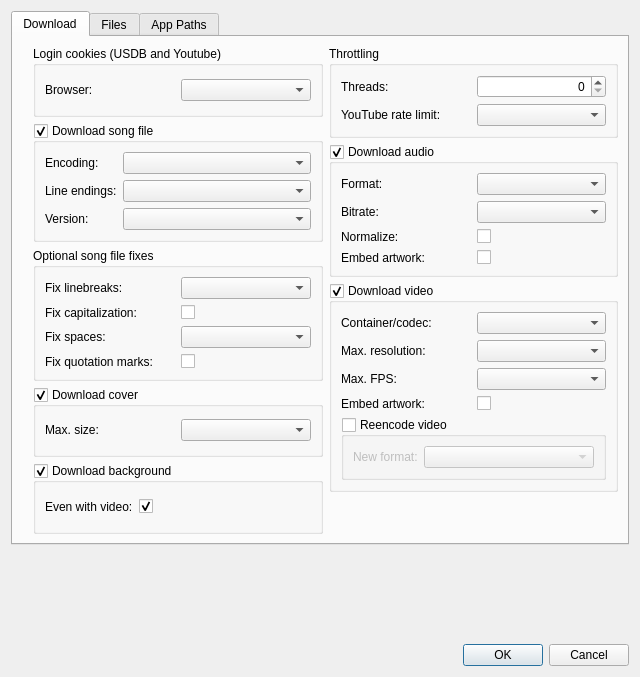
This is src/usdb_syncer/gui/forms/SettingsDialog.ui in bohning/usdb_syncer as Qt 5 draws it before an edit. The edited form follows.
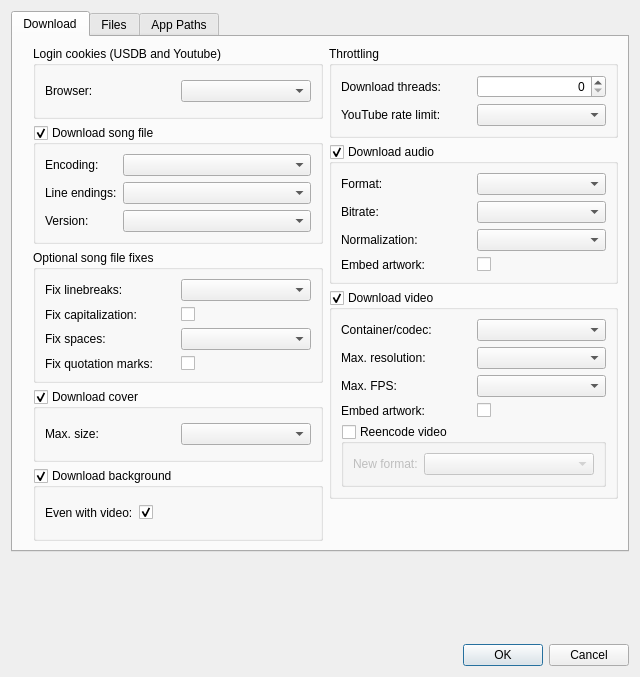
This is the edited form. Icons and pictures are not drawn.

Patch:
```diff
--- a/src/usdb_syncer/gui/forms/SettingsDialog.ui
+++ b/src/usdb_syncer/gui/forms/SettingsDialog.ui
@@ -304,7 +304,7 @@
             <item row="0" column="0">
              <widget class="QLabel" name="label_throttling_threads">
               <property name="text">
-               <string>Threads:</string>
+               <string>Download threads:</string>
               </property>
              </widget>
             </item>
@@ -342,13 +342,6 @@
             <bool>true</bool>
            </property>
            <layout class="QGridLayout" name="gridLayout_5">
-            <item row="2" column="3">
-             <widget class="QCheckBox" name="checkBox_audio_normalize">
-              <property name="text">
-               <string/>
-              </property>
-             </widget>
-            </item>
             <item row="3" column="3">
              <widget class="QCheckBox" name="checkBox_audio_embed_artwork">
               <property name="text">
@@ -380,7 +373,7 @@
             <item row="2" column="0">
              <widget class="QLabel" name="label_audio_normalize">
               <property name="text">
-               <string>Normalize:</string>
+               <string>Normalization:</string>
               </property>
              </widget>
             </item>
@@ -404,6 +397,9 @@
               </property>
              </widget>
             </item>
+            <item row="2" column="3">
+             <widget class="QComboBox" name="comboBox_audio_normalization"/>
+            </item>
            </layout>
           </widget>
          </item>
```
